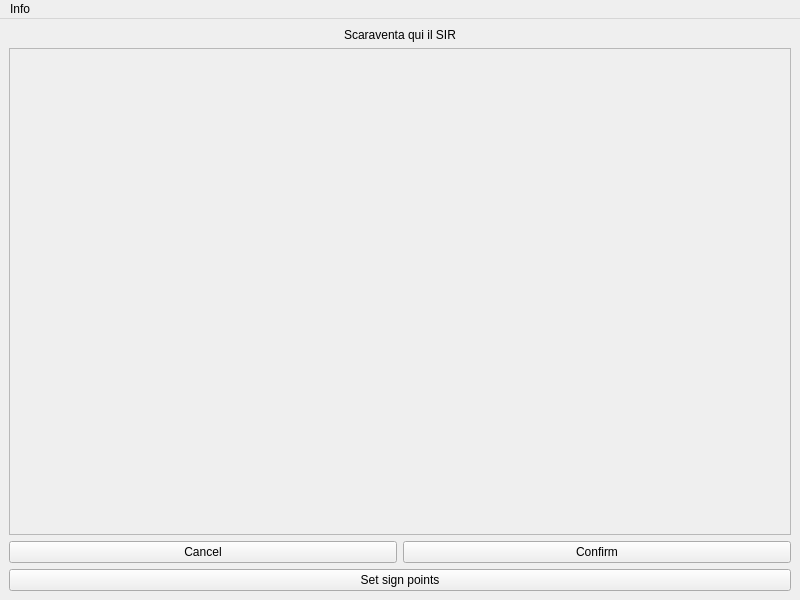
First picture: the form in assets/main.ui, repository WEEE-Open/sugo, before the edit.
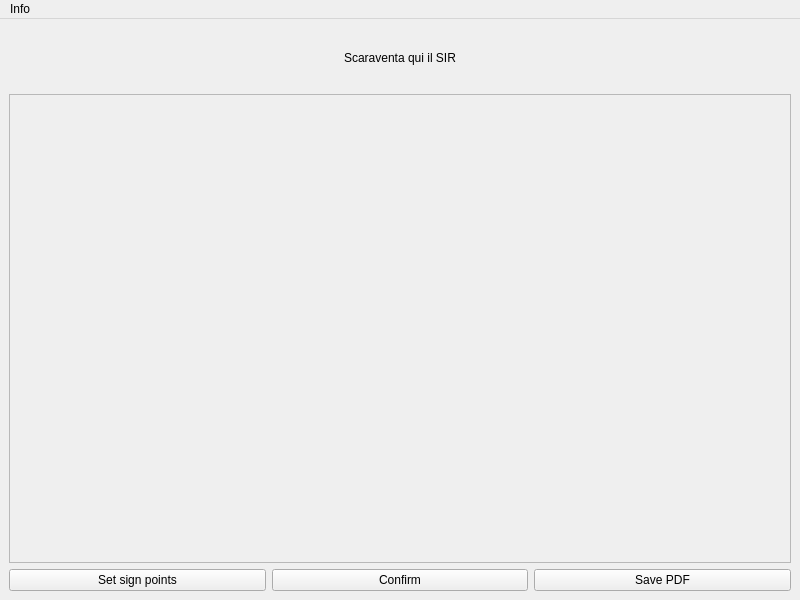
Second picture: the form after the edit.

Commit message: Added pdf export and success dialog.

Diff of the .ui file:
```diff
--- a/assets/main.ui
+++ b/assets/main.ui
@@ -17,6 +17,18 @@
    <layout class="QVBoxLayout" name="verticalLayout">
     <item>
      <widget class="QLabel" name="promptLabel">
+      <property name="sizePolicy">
+       <sizepolicy hsizetype="Preferred" vsizetype="Maximum">
+        <horstretch>0</horstretch>
+        <verstretch>0</verstretch>
+       </sizepolicy>
+      </property>
+      <property name="minimumSize">
+       <size>
+        <width>0</width>
+        <height>60</height>
+       </size>
+      </property>
       <property name="text">
        <string>Scaraventa qui il SIR</string>
       </property>
@@ -36,30 +48,12 @@
          <x>0</x>
          <y>0</y>
          <width>780</width>
-         <height>453</height>
+         <height>449</height>
         </rect>
        </property>
       </widget>
      </widget>
     </item>
-    <item>
-     <layout class="QHBoxLayout" name="finalBtnsLayout">
-      <item>
-       <widget class="QPushButton" name="cancelButton">
-        <property name="text">
-         <string>Cancel</string>
-        </property>
-       </widget>
-      </item>
-      <item>
-       <widget class="QPushButton" name="confirmButton">
-        <property name="text">
-         <string>Confirm</string>
-        </property>
-       </widget>
-      </item>
-     </layout>
-    </item>
     <item>
      <layout class="QHBoxLayout" name="setupBtnsLayout">
       <item>
@@ -69,6 +63,20 @@
         </property>
        </widget>
       </item>
+      <item>
+       <widget class="QPushButton" name="confirmButton">
+        <property name="text">
+         <string>Confirm</string>
+        </property>
+       </widget>
+      </item>
+      <item>
+       <widget class="QPushButton" name="saveButton">
+        <property name="text">
+         <string>Save PDF</string>
+        </property>
+       </widget>
+      </item>
      </layout>
     </item>
    </layout>
```
The commit also changes 3 other files.
